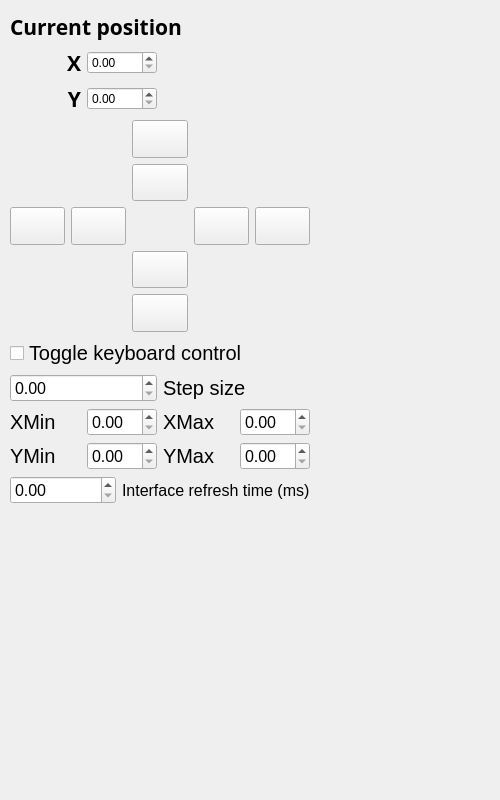
Attolab/FAB1B_Manipulator, file src/manipulator/manipulator.ui: the form before one commit.
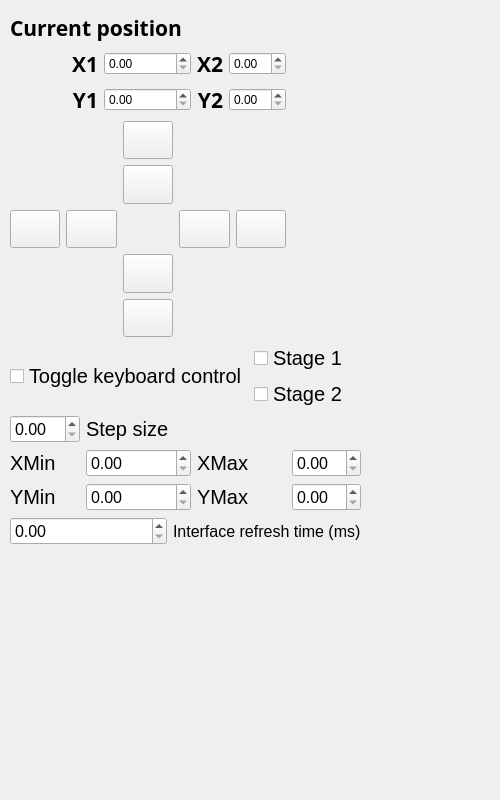
The form after the commit. Icons and pictures are not drawn.

Commit message: Added second XY stage

The edit to the form file:
```diff
--- a/src/manipulator/manipulator.ui
+++ b/src/manipulator/manipulator.ui
@@ -35,12 +35,12 @@
    <property name="geometry">
     <rect>
      <x>10</x>
-     <y>12</y>
-     <width>300</width>
-     <height>492</height>
+     <y>13</y>
+     <width>351</width>
+     <height>532</height>
     </rect>
    </property>
-   <layout class="QGridLayout" name="gridLayout_4">
+   <layout class="QGridLayout" name="gridLayout_7">
     <item row="0" column="0" colspan="3">
      <widget class="QLabel" name="label_4">
       <property name="font">
@@ -71,7 +71,7 @@
            </font>
           </property>
           <property name="text">
-           <string>X</string>
+           <string>X1</string>
           </property>
           <property name="alignment">
            <set>Qt::AlignRight|Qt::AlignTrailing|Qt::AlignVCenter</set>
@@ -100,7 +100,7 @@
            </font>
           </property>
           <property name="text">
-           <string>Y</string>
+           <string>Y1</string>
           </property>
           <property name="alignment">
            <set>Qt::AlignRight|Qt::AlignTrailing|Qt::AlignVCenter</set>
@@ -118,7 +118,69 @@
       </item>
      </layout>
     </item>
-    <item row="2" column="0" colspan="4">
+    <item row="1" column="2">
+     <layout class="QGridLayout" name="gridLayout_5">
+      <item row="0" column="0">
+       <layout class="QHBoxLayout" name="horizontalLayout_5">
+        <item>
+         <widget class="QLabel" name="label_12">
+          <property name="font">
+           <font>
+            <family>Lucida Sans</family>
+            <pointsize>16</pointsize>
+            <weight>75</weight>
+            <bold>true</bold>
+           </font>
+          </property>
+          <property name="text">
+           <string>X2</string>
+          </property>
+          <property name="alignment">
+           <set>Qt::AlignRight|Qt::AlignTrailing|Qt::AlignVCenter</set>
+          </property>
+         </widget>
+        </item>
+        <item>
+         <widget class="QDoubleSpinBox" name="doubleSpinBox_3">
+          <property name="styleSheet">
+           <string notr="true">font: 75 14pt &quot;MS Shell Dlg 2&quot;;</string>
+          </property>
+         </widget>
+        </item>
+       </layout>
+      </item>
+      <item row="1" column="0">
+       <layout class="QHBoxLayout" name="horizontalLayout_6">
+        <item>
+         <widget class="QLabel" name="label_13">
+          <property name="font">
+           <font>
+            <family>Lucida Sans</family>
+            <pointsize>16</pointsize>
+            <weight>75</weight>
+            <bold>true</bold>
+           </font>
+          </property>
+          <property name="text">
+           <string>Y2</string>
+          </property>
+          <property name="alignment">
+           <set>Qt::AlignRight|Qt::AlignTrailing|Qt::AlignVCenter</set>
+          </property>
+         </widget>
+        </item>
+        <item>
+         <widget class="QDoubleSpinBox" name="doubleSpinBox_4">
+          <property name="styleSheet">
+           <string notr="true">font: 75 14pt &quot;MS Shell Dlg 2&quot;;</string>
+          </property>
+         </widget>
+        </item>
+       </layout>
+      </item>
+     </layout>
+    </item>
+    <item row="2" column="0" colspan="3">
      <layout class="QGridLayout" name="gridLayout">
       <property name="sizeConstraint">
        <enum>QLayout::SetMaximumSize</enum>
@@ -334,18 +396,50 @@
      </layout>
     </item>
     <item row="3" column="0" colspan="4">
-     <widget class="QCheckBox" name="checkBox">
-      <property name="font">
-       <font>
-        <pointsize>15</pointsize>
-       </font>
-      </property>
-      <property name="text">
-       <string>Toggle keyboard control</string>
-      </property>
-     </widget>
+     <layout class="QGridLayout" name="gridLayout_4">
+      <item row="0" column="0">
+       <widget class="QCheckBox" name="checkBox">
+        <property name="font">
+         <font>
+          <pointsize>15</pointsize>
+         </font>
+        </property>
+        <property name="text">
+         <string>Toggle keyboard control</string>
+        </property>
+       </widget>
+      </item>
+      <item row="0" column="1">
+       <layout class="QGridLayout" name="gridLayout_6">
+        <item row="0" column="0">
+         <widget class="QCheckBox" name="checkBox_2">
+          <property name="font">
+           <font>
+            <pointsize>15</pointsize>
+           </font>
+          </property>
+          <property name="text">
+           <string>Stage 1</string>
+          </property>
+         </widget>
+        </item>
+        <item row="1" column="0">
+         <widget class="QCheckBox" name="checkBox_3">
+          <property name="font">
+           <font>
+            <pointsize>15</pointsize>
+           </font>
+          </property>
+          <property name="text">
+           <string>Stage 2</string>
+          </property>
+         </widget>
+        </item>
+       </layout>
+      </item>
+     </layout>
     </item>
-    <item row="4" column="0" colspan="2">
+    <item row="4" column="0">
      <layout class="QGridLayout" name="gridLayout_2">
       <item row="0" column="0">
        <widget class="QDoubleSpinBox" name="stepsizeSpinbox_3">
@@ -358,18 +452,6 @@
       </item>
      </layout>
     </item>
-    <item row="4" column="2" colspan="2">
-     <widget class="QLabel" name="label_8">
-      <property name="font">
-       <font>
-        <pointsize>15</pointsize>
-       </font>
-      </property>
-      <property name="text">
-       <string>Step size    </string>
-      </property>
-     </widget>
-    </item>
     <item row="5" column="0">
      <widget class="QLabel" name="label_7">
       <property name="font">
@@ -489,6 +571,18 @@
       </item>
      </layout>
     </item>
+    <item row="4" column="1">
+     <widget class="QLabel" name="label_8">
+      <property name="font">
+       <font>
+        <pointsize>15</pointsize>
+       </font>
+      </property>
+      <property name="text">
+       <string>Step size    </string>
+      </property>
+     </widget>
+    </item>
    </layout>
   </widget>
  </widget>
```
The commit also changes 3 other files.
